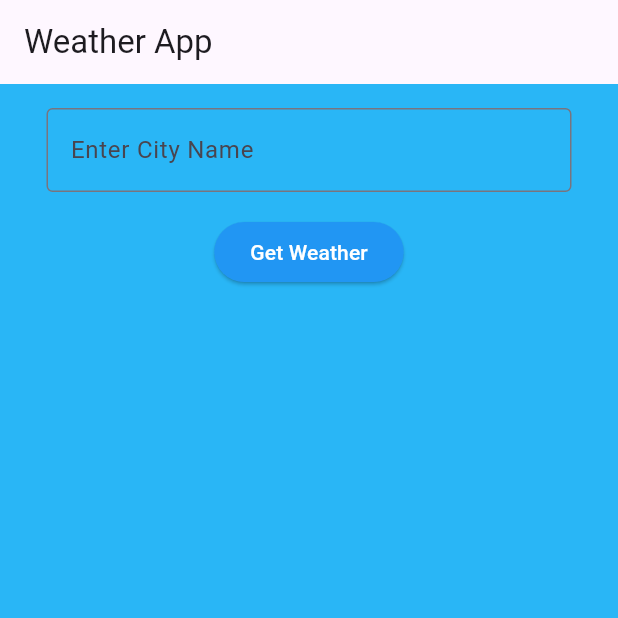
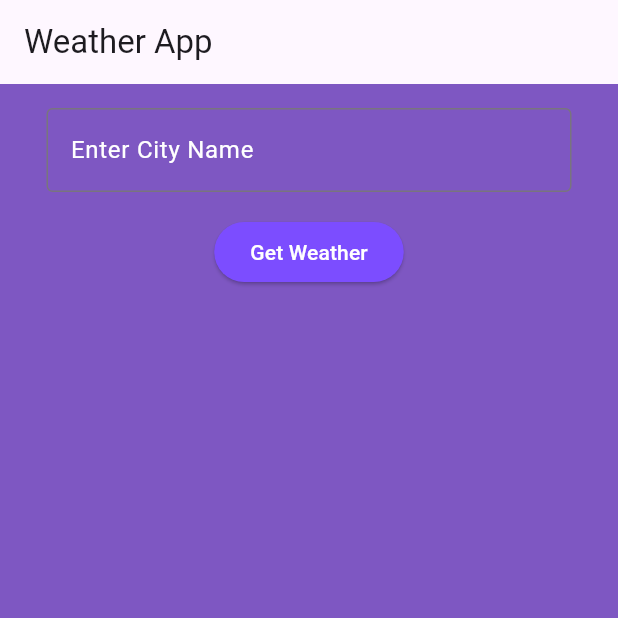
Before and after one commit to Onome15/Weather_App, a Flutter app: the screen it shows after launch, on a phone screen of 412 x 824 dp, the top half of it. Run offline on Flutter 3.47's test engine with Material 3 defaults, Android fonts, the phone set to English and light mode, and no system bars; our stand-ins replace lottie.

Commit message:
updated styling

```diff
--- a/lib/model/weather_model.dart
+++ b/lib/model/weather_model.dart
@@ -1,34 +1,40 @@
 class Weather {
   final String cityName;
   final double temperature;
+  final double feelsLike;
   final double minTemperature;
   final double maxTemperature;
   final String description;
   final double pressure;
   final double humidity;
   final String weather;
+  final double wind;
 
   Weather({
     required this.cityName,
     required this.temperature,
+    required this.feelsLike,
     required this.description,
     required this.minTemperature,
     required this.maxTemperature,
     required this.pressure,
     required this.humidity,
     required this.weather,
+    required this.wind,
   });
 
   factory Weather.fromJson(Map<String, dynamic> json) {
     return Weather(
       cityName: json['name'],
       temperature: json['main']['temp'].toDouble(),
+      feelsLike: json['main']['feels_like'].toDouble(),
       minTemperature: json['main']['temp_min'].toDouble(),
       maxTemperature: json['main']['temp_max'].toDouble(),
       pressure: json['main']['pressure'],
       humidity: json['main']['humidity'],
       weather: json['weather'][0]['main'],
       description: json['weather'][0]['description'],
+      wind: json['wind']['speed'].toDouble(),
     );
   }
 }
--- a/lib/pages/home_page.dart
+++ b/lib/pages/home_page.dart
@@ -76,9 +76,9 @@ class _HomePageState extends State<HomePage> {
   @override
   Widget build(BuildContext context) {
     return Scaffold(
-      backgroundColor: Colors.lightBlue[400],
+      backgroundColor: Colors.deepPurple[400],
       appBar: AppBar(
-        title: Text('Weather App'),
+        title: const Text('Weather App'),
       ),
       body: SingleChildScrollView(
         child: Center(
@@ -88,27 +88,30 @@ class _HomePageState extends State<HomePage> {
               children: [
                 TextField(
                   controller: _cityController,
-                  decoration: InputDecoration(
+                  decoration: const InputDecoration(
+                    labelStyle: TextStyle(color: Colors.white),
+                    border: OutlineInputBorder(
+                        borderSide: BorderSide(color: Colors.white)),
                     constraints: BoxConstraints(maxWidth: 350),
                     labelText: 'Enter City Name',
-                    border: OutlineInputBorder(),
                   ),
                 ),
-                SizedBox(height: 16),
+                const SizedBox(height: 16),
                 ElevatedButton(
                   onPressed: _fetchWeather,
-                  child: Text(
+                  style: ButtonStyle(
+                    backgroundColor:
+                        WidgetStateProperty.all(Colors.deepPurpleAccent[200]),
+                  ),
+                  child: const Text(
                     'Get Weather',
                     style: TextStyle(
                       color: Colors.white,
                     ),
                   ),
-                  style: ButtonStyle(
-                    backgroundColor: WidgetStateProperty.all(Colors.blue),
-                  ),
                 ),
-                SizedBox(height: 16),
-                if (_isLoading) CircularProgressIndicator(),
+                const SizedBox(height: 16),
+                if (_isLoading) const CircularProgressIndicator(),
                 if (_weather != null)
                   Column(
                     children: [
@@ -117,7 +120,7 @@ class _HomePageState extends State<HomePage> {
                         children: [
                           Text(
                             _weather!.cityName,
-                            style: TextStyle(
+                            style: const TextStyle(
                                 color: Colors.white,
                                 fontSize: 24,
                                 fontWeight: FontWeight.bold),
@@ -129,20 +132,20 @@ class _HomePageState extends State<HomePage> {
                           )
                         ],
                       ),
-                      SizedBox(height: 10),
-                      Text(getCurrentTime(),
-                          style: TextStyle(
-                            fontSize: 15,
-                            color: Colors.white,
-                          )),
+                      const SizedBox(height: 10),
                       Text(
                         getCurrentDate(),
-                        style: TextStyle(
+                        style: const TextStyle(
                           fontSize: 15,
                           color: Colors.white,
                         ),
                       ),
-                      SizedBox(height: 10),
+                      Text(getCurrentTime(),
+                          style: const TextStyle(
+                            fontSize: 15,
+                            color: Colors.white,
+                          )),
+                      const SizedBox(height: 10),
                       Lottie.asset(weatherAnimation(_weather!.weather),
                           height: 150),
                       Row(
@@ -151,7 +154,7 @@ class _HomePageState extends State<HomePage> {
                         children: [
                           Text(
                             '${_weather!.weather},',
-                            style: TextStyle(
+                            style: const TextStyle(
                               fontSize: 18,
                               fontWeight: FontWeight.bold,
                               color: Colors.white,
@@ -162,7 +165,7 @@ class _HomePageState extends State<HomePage> {
                           ),
                           Text(
                             '${_weather!.description}.',
-                            style: TextStyle(
+                            style: const TextStyle(
                                 fontSize: 18,
                                 color: Colors.white,
                                 fontWeight: FontWeight.bold,
@@ -170,25 +173,25 @@ class _HomePageState extends State<HomePage> {
                           ),
                         ],
                       ),
-                      SizedBox(
+                      const SizedBox(
                         height: 10,
                       ),
                       Text(
                         '${_weather!.temperature}°C',
-                        style: TextStyle(
+                        style: const TextStyle(
                           fontSize: 40,
                           color: Colors.white,
                         ),
                       ),
-                      SizedBox(
+                      const SizedBox(
                         height: 10,
                       ),
                       Container(
                         decoration: BoxDecoration(
-                            color: Colors.blue,
+                            color: Colors.deepPurpleAccent[200],
                             borderRadius:
-                                BorderRadius.all(Radius.circular(10.0))),
-                        padding: EdgeInsets.fromLTRB(20, 15, 20, 15),
+                                const BorderRadius.all(Radius.circular(10.0))),
+                        padding: const EdgeInsets.fromLTRB(20, 15, 20, 15),
                         height: 150,
                         width: 300,
                         child: Column(
@@ -199,48 +202,40 @@ class _HomePageState extends State<HomePage> {
                               children: [
                                 Column(
                                   children: [
-                                    Icon(
+                                    const Icon(
                                       Icons.wind_power,
                                       color: Colors.amber,
                                       size: 15,
                                     ),
-                                    Text(
-                                      '${_weather!.minTemperature}°C',
-                                      style: TextStyle(
-                                        color: Colors.white,
-                                      ),
-                                    ),
-                                    const Text(
-                                      'minTemp',
-                                      style: TextStyle(
-                                        fontSize: 12,
-                                        color: Colors.white,
-                                      ),
-                                    )
+                                    weatherDetails(
+                                        title: 'minTemp',
+                                        value: '${_weather!.minTemperature}°C'),
                                   ],
                                 ),
                                 Column(
                                   children: [
-                                    Icon(
+                                    const Icon(
+                                      Icons.airline_stops,
+                                      size: 15,
+                                      color: Colors.amber,
+                                    ),
+                                    weatherDetails(
+                                        title: 'FeelsLike',
+                                        value: '${_weather!.feelsLike}°C'),
+                                  ],
+                                ),
+                                Column(
+                                  children: [
+                                    const Icon(
                                       Icons.sunny,
                                       size: 15,
                                       color: Colors.amber,
                                     ),
-                                    Text(
-                                      '${_weather!.maxTemperature}°C',
-                                      style: TextStyle(
-                                        color: Colors.white,
-                                      ),
-                                    ),
-                                    const Text(
-                                      'maxTemp',
-                                      style: TextStyle(
-                                        fontSize: 12,
-                                        color: Colors.white,
-                                      ),
-                                    )
+                                    weatherDetails(
+                                        title: 'maxTemp',
+                                        value: '${_weather!.maxTemperature}°C'),
                                   ],
-                                )
+                                ),
                               ],
                             ),
                             const Divider(),
@@ -249,46 +244,38 @@ class _HomePageState extends State<HomePage> {
                               children: [
                                 Column(
                                   children: [
-                                    Icon(
+                                    const Icon(
                                       Icons.air,
                                       color: Colors.amber,
                                       size: 15,
                                     ),
-                                    Text(
-                                      '${_weather!.pressure}Hg',
-                                      style: TextStyle(
-                                        color: Colors.white,
-                                      ),
-                                    ),
-                                    const Text(
-                                      'Pressure',
-                                      style: TextStyle(
-                                        fontSize: 12,
-                                        color: Colors.white,
-                                      ),
-                                    ),
+                                    weatherDetails(
+                                        title: 'Pressure',
+                                        value: '${_weather!.pressure}hpA'),
                                   ],
                                 ),
                                 Column(
                                   children: [
-                                    Icon(
+                                    const Icon(
+                                      Icons.wind_power_sharp,
+                                      color: Colors.amber,
+                                      size: 15,
+                                    ),
+                                    weatherDetails(
+                                        title: 'Wind',
+                                        value: '${_weather!.wind}m/s'),
+                                  ],
+                                ),
+                                Column(
+                                  children: [
+                                    const Icon(
                                       Icons.water_drop,
                                       color: Colors.amber,
                                       size: 15,
                                     ),
-                                    Text(
-                                      '${_weather!.humidity}%',
-                                      style: TextStyle(
-                                        color: Colors.white,
-                                      ),
-                                    ),
-                                    const Text(
-                                      'humidity',
-                                      style: TextStyle(
-                                        fontSize: 12,
-                                        color: Colors.white,
-                                      ),
-                                    ),
+                                    weatherDetails(
+                                        title: 'Humidity',
+                                        value: '${_weather!.humidity}%'),
                                   ],
                                 )
                               ],
@@ -305,4 +292,24 @@ class _HomePageState extends State<HomePage> {
       ),
     );
   }
+
+  Column weatherDetails({required String title, required String value}) {
+    return Column(
+      children: [
+        Text(
+          value,
+          style: const TextStyle(
+            color: Colors.white,
+          ),
+        ),
+        Text(
+          title,
+          style: const TextStyle(
+            fontSize: 12,
+            color: Colors.white,
+          ),
+        )
+      ],
+    );
+  }
 }
```
